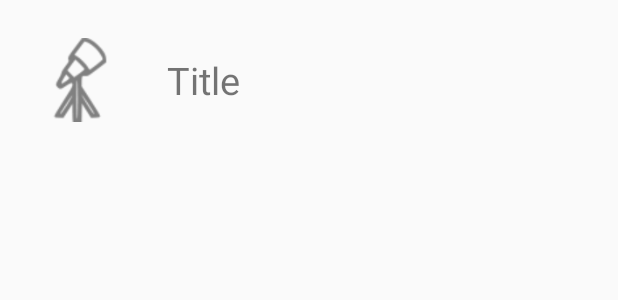
After one commit to mediainaf/AppINAFAndroid, an Android app: the layout telescope_item.xml on its own in the app's theme, with its tools: preview values and no code run, on a phone screen of 412 x 824 dp. The commit adds this screen. Shown: the top 300 px of the screen. Run offline under Robolectric (Android 15) with nearby library versions, the phone set to English and light mode, and no system bars; network calls fail.

Commit message:
Add Telescope section.

```diff
--- a/app/src/main/java/it/inaf/android/INAF.java
+++ b/app/src/main/java/it/inaf/android/INAF.java
@@ -45,6 +45,9 @@ public class INAF extends Application {
     public static JSONArray jsonLocations;
     public static String appsUrl = "http://app.media.inaf.it/GetApps.php";
     public static JSONArray jsonApps;
+    public static String telescopesUrl = "http://app.media.inaf.it/GetTelescopes.php";
+    public static String telescopeImagePrefixUrl = "http://www.media.inaf.it/wp-content/themes/mediainaf/images/tags/";
+    public static JSONArray jsonTelescopes;
 
     @Override
     public void onCreate() {
--- a/app/src/main/java/it/inaf/android/ImageListener.java
+++ b/app/src/main/java/it/inaf/android/ImageListener.java
@@ -11,8 +11,8 @@ import com.android.volley.toolbox.ImageLoader;
 
 public class ImageListener implements ImageLoader.ImageListener
 {
-    private ImageView mImage;
-    private String mUrl;
+    protected ImageView mImage;
+    protected String mUrl;
 
     ImageListener(ImageView image) {
         mImage = image;
--- a/app/src/main/java/it/inaf/android/NavigationDrawerFragment.java
+++ b/app/src/main/java/it/inaf/android/NavigationDrawerFragment.java
@@ -98,7 +98,8 @@ public class NavigationDrawerFragment extends Fragment {
                         getString(R.string.title_section3),
                         getString(R.string.title_section4),
                         getString(R.string.title_section5),
-                        getString(R.string.title_section6)
+                        getString(R.string.title_section6),
+                        getString(R.string.title_section7)
                 }));
         return mDrawerListView;
     }
--- /dev/null
+++ b/app/src/main/res/layout/telescope_item.xml
@@ -0,0 +1,23 @@
+<?xml version="1.0" encoding="utf-8"?>
+<LinearLayout xmlns:android="http://schemas.android.com/apk/res/android"
+    android:orientation="horizontal"
+    android:layout_width="fill_parent"
+    android:layout_height="wrap_content"
+    android:padding="5dp">
+    <ImageView
+        android:id="@+id/telescope_list_image"
+        android:layout_width="96dp"
+        android:layout_height="96dp"
+        android:src="@drawable/telescope"
+        android:padding="20dp"
+        android:layout_alignParentLeft="true"
+        android:layout_alignParentTop="true" />
+    <TextView
+        android:id="@+id/telescope_list_name"
+        android:layout_width="wrap_content"
+        android:layout_height="wrap_content"
+        android:layout_marginLeft="10dp"
+        android:layout_gravity="center_vertical"
+        android:text="Title"
+        android:textSize="25dp" />
+</LinearLayout>
--- a/app/src/main/res/values/dimens.xml
+++ b/app/src/main/res/values/dimens.xml
@@ -12,4 +12,6 @@
 
     <dimen name="thumb_size">120dp</dimen>
     <dimen name="thumb_spacing">4dp</dimen>
+
+    <dimen name="telescope_padding">20dp</dimen>
 </resources>
--- a/app/src/main/res/values/strings.xml
+++ b/app/src/main/res/values/strings.xml
@@ -7,6 +7,7 @@
     <string name="title_section4">Video</string>
     <string name="title_section5">Apps</string>
     <string name="title_section6">Sedi</string>
+    <string name="title_section7">Progetti da Terra</string>
     <string name="navigation_drawer_open">Apri menu di navigazione</string>
     <string name="navigation_drawer_close">Chiudi menu di navigazione</string>
     <string name="action_example">Example action</string>
```
Also changed, not shown: app/src/main/AndroidManifest.xml (+7 -0 lines), app/src/main/java/it/inaf/android/NavigationDrawerActivity.java (+10 -0 lines), app/src/main/java/it/inaf/android/SplashActivity.java (+12 -1 lines), app/src/main/java/it/inaf/android/TelescopeItem.java (added, +21 -0 lines), app/src/main/java/it/inaf/android/TelescopeListActivity.java (added, +23 -0 lines), app/src/main/java/it/inaf/android/TelescopeListFragment.java (added, +174 -0 lines), app/src/main/res/drawable/telescope.png (added).
